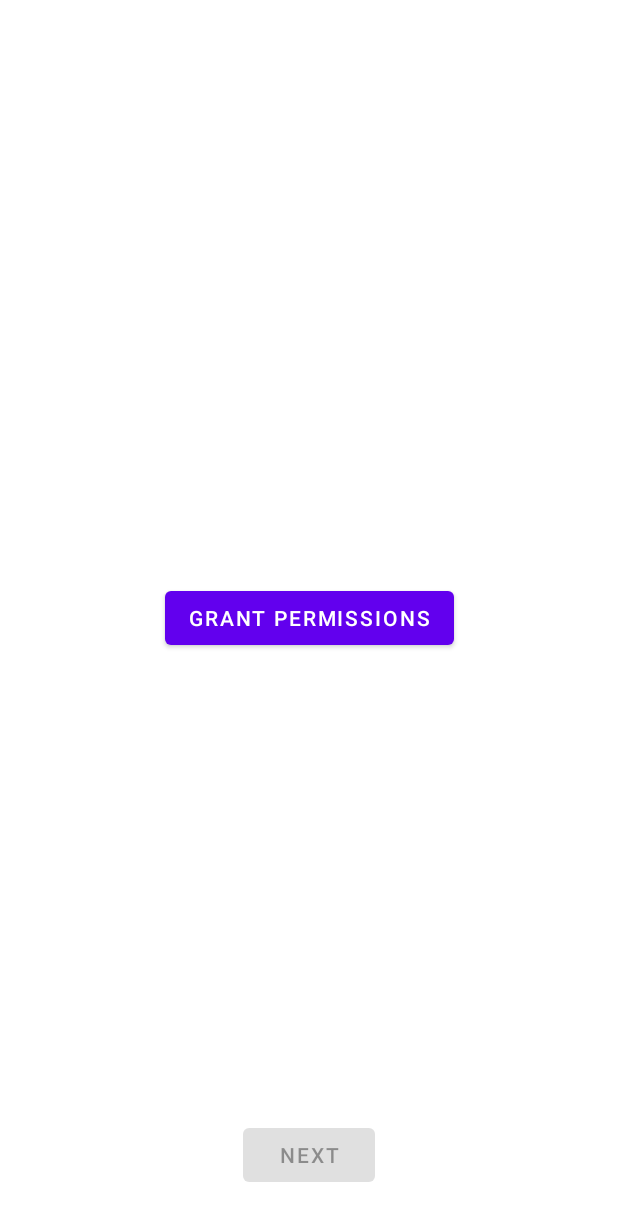
After one commit to adshriniwas/Video_Player, an Android app: the layout activity_permission.xml on its own in the app's theme, with its tools: preview values and no code run, on a phone screen of 412 x 824 dp. The commit adds this screen. Shown: the top 1221 px of the screen. Run offline under Robolectric (Android 15) with nearby library versions, the phone set to English and light mode, and no system bars.

Commit message:
permission first applied successfully

```diff
--- /dev/null
+++ b/app/src/main/res/layout/activity_permission.xml
@@ -0,0 +1,41 @@
+<?xml version="1.0" encoding="utf-8"?>
+<androidx.constraintlayout.widget.ConstraintLayout xmlns:android="http://schemas.android.com/apk/res/android"
+    xmlns:app="http://schemas.android.com/apk/res-auto"
+    xmlns:tools="http://schemas.android.com/tools"
+    android:layout_width="match_parent"
+    android:layout_height="match_parent"
+    tools:context=".PermissionActivity">
+
+    <Button
+        android:id="@+id/btnPermission"
+        android:layout_width="wrap_content"
+        android:layout_height="wrap_content"
+        android:text="Grant Permissions"
+        app:layout_constraintBottom_toBottomOf="parent"
+        app:layout_constraintEnd_toEndOf="parent"
+        app:layout_constraintStart_toStartOf="parent"
+        app:layout_constraintTop_toTopOf="parent" />
+
+    <TextView
+        android:id="@+id/tvPerm"
+        android:layout_width="wrap_content"
+        android:layout_height="wrap_content"
+        android:layout_marginTop="20dp"
+        app:layout_constraintEnd_toEndOf="parent"
+        app:layout_constraintHorizontal_bias="0.498"
+        app:layout_constraintStart_toStartOf="parent"
+        app:layout_constraintTop_toBottomOf="@+id/btnPermission" />
+
+
+
+    <Button
+        android:id="@+id/btnNext"
+        android:layout_width="wrap_content"
+        android:layout_height="wrap_content"
+        android:layout_marginBottom="30dp"
+        android:enabled="false"
+        android:text="next"
+        app:layout_constraintBottom_toBottomOf="parent"
+        app:layout_constraintEnd_toEndOf="parent"
+        app:layout_constraintStart_toStartOf="parent" />
+</androidx.constraintlayout.widget.ConstraintLayout>
```
Also changed, not shown: app/src/main/AndroidManifest.xml (+17 -6 lines), app/src/main/java/com/shriniwas/pawar/videoplayer/MainActivity.kt (+3 -19 lines), app/src/main/java/com/shriniwas/pawar/videoplayer/PermissionActivity.kt (added, +133 -0 lines).
